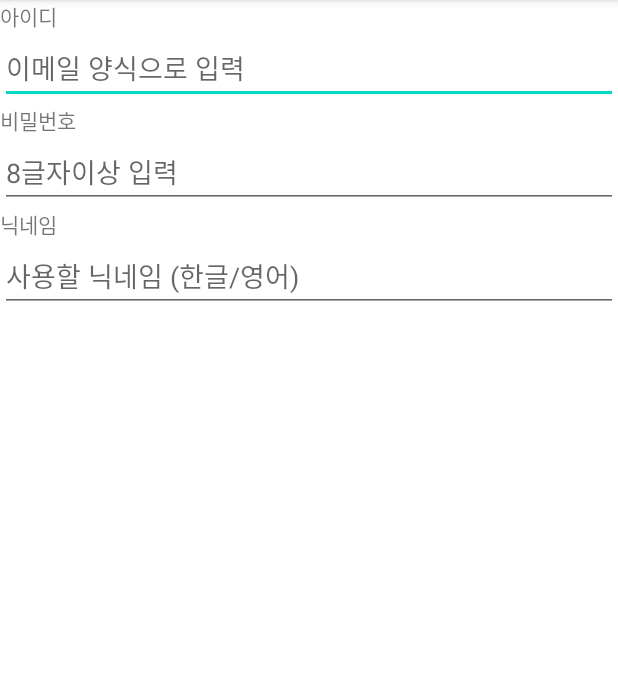
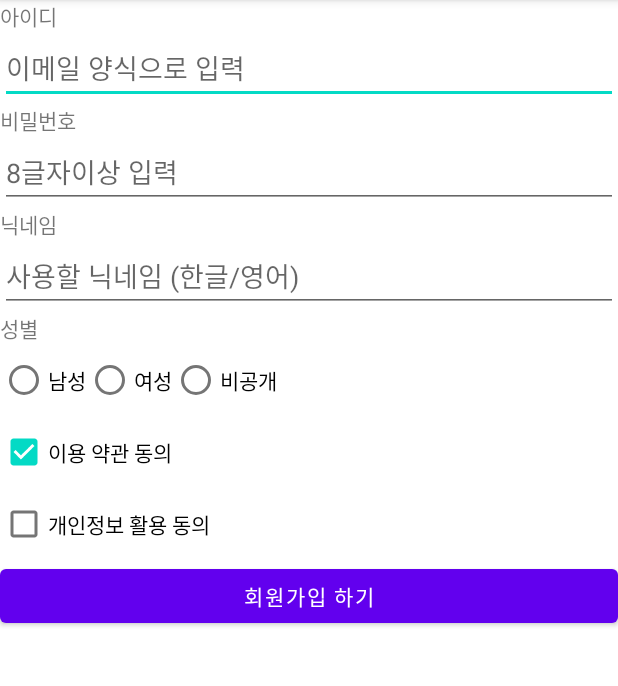
Before and after one commit to gara-age/UIPractice_20210822, an Android app: the screen it shows after launch (MainActivity), on a phone screen of 412 x 824 dp, the part 84-770 px from its top. Run offline under Robolectric (Android 15) with nearby library versions, the phone set to English and light mode, and no system bars.

Commit message:
Button, CheckBox, RadioButton 체험

```diff
--- a/app/src/main/res/layout/activity_main.xml
+++ b/app/src/main/res/layout/activity_main.xml
@@ -43,4 +43,46 @@
         android:imeOptions="actionSearch"
         android:hint="사용할 닉네임 (한글/영어)" />
 
+    <TextView
+        android:layout_width="wrap_content"
+        android:layout_height="wrap_content"
+        android:text="성별"/>
+
+    <RadioGroup
+        android:layout_width="wrap_content"
+        android:layout_height="wrap_content"
+        android:orientation="horizontal">
+
+        <RadioButton
+            android:layout_width="wrap_content"
+            android:layout_height="wrap_content"
+            android:text="남성"/>
+
+        <RadioButton
+            android:layout_width="wrap_content"
+            android:layout_height="wrap_content"
+            android:text="여성"/>
+
+        <RadioButton
+            android:layout_width="wrap_content"
+            android:layout_height="wrap_content"
+            android:text="비공개"/>
+    </RadioGroup>
+
+    <CheckBox
+        android:layout_width="wrap_content"
+        android:layout_height="wrap_content"
+        android:checked="true"
+        android:text="이용 약관 동의"/>
+
+    <CheckBox
+        android:layout_width="wrap_content"
+        android:layout_height="wrap_content"
+        android:text="개인정보 활용 동의"/>
+
+    <Button
+        android:layout_width="match_parent"
+        android:layout_height="wrap_content"
+        android:text="회원가입 하기"/>
+
 </LinearLayout>
```
